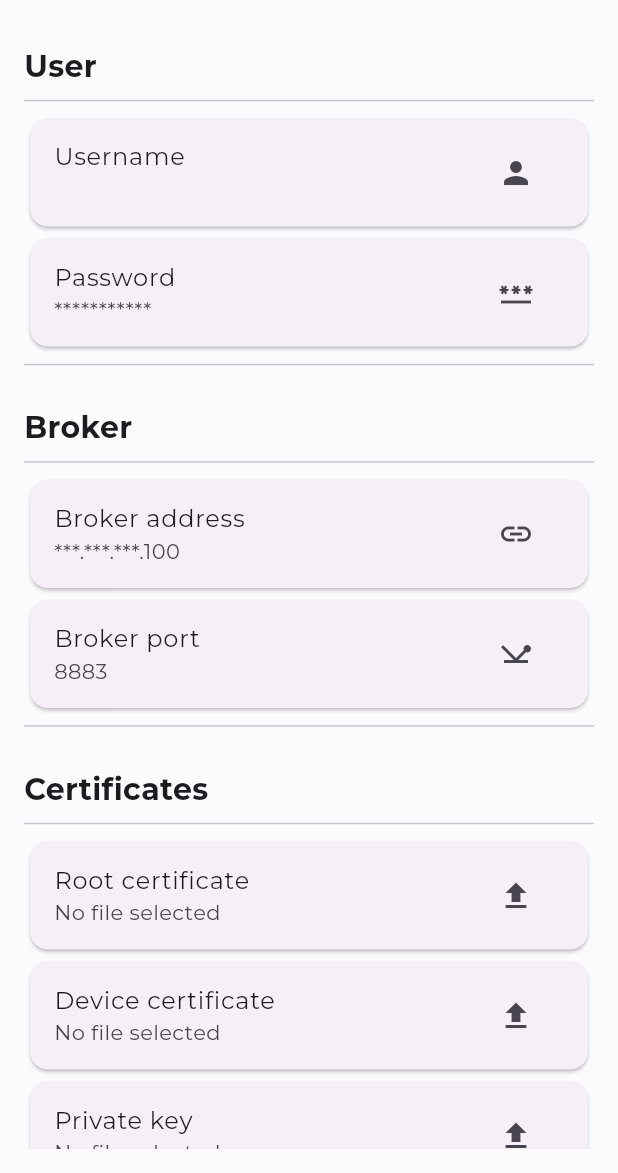
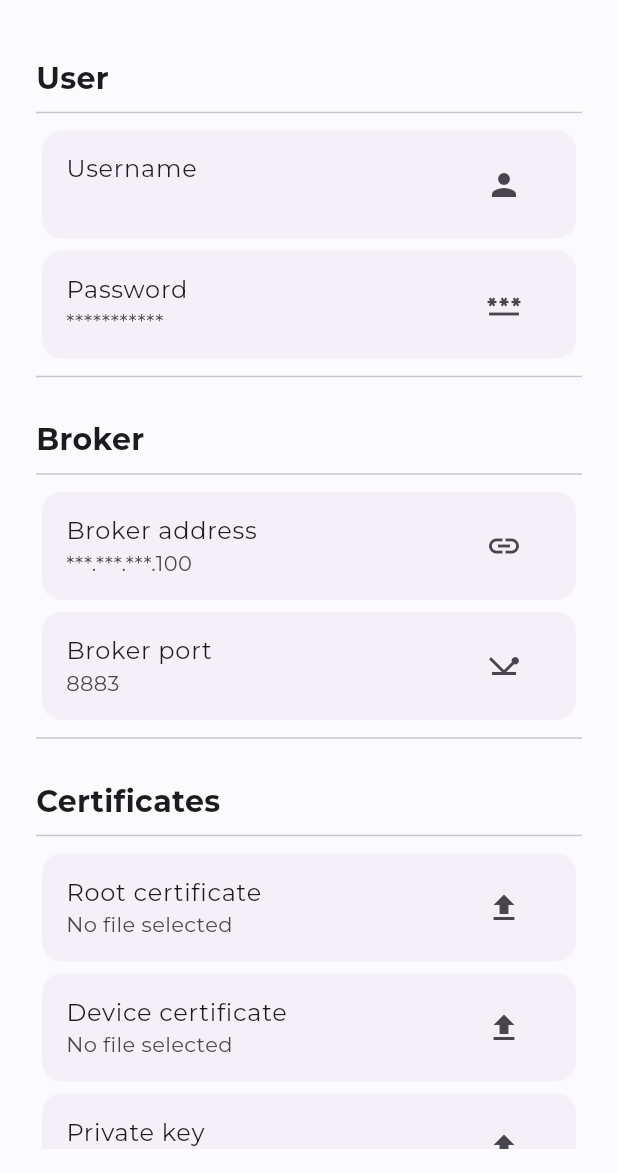
Before and after one commit to adywizard/FlutterIO, a Flutter app: the screen it shows after launch, after a tap on the "settings" icon, on a phone screen of 412 x 824 dp, the part 63-1236 px from its top. Run offline on Flutter 3.47's test engine with Material 3 defaults, Android fonts, the phone set to English and light mode, and no system bars; drawn by our look-alikes of dynamic_color; our stand-ins replace file_picker, flutter_riverpod, google_fonts, shared_preferences; missing offline and left inert: mqtt_client.

Commit message:
minor changes

```diff
--- a/lib/app.dart
+++ b/lib/app.dart
@@ -54,7 +54,7 @@ class _MainAppState extends ConsumerState<MainApp> with WidgetsBindingObserver {
         final darkColorScheme =
             darkDynamic ??
             ColorScheme.fromSeed(
-              seedColor: const Color(0xFF6750A4),
+              seedColor: const Color.fromARGB(255, 80, 164, 80),
               brightness: Brightness.dark,
               surfaceContainerHighest: const Color(0xFF1C1B1F),
             ).harmonized();
--- a/lib/widgets/settings_body.dart
+++ b/lib/widgets/settings_body.dart
@@ -7,6 +7,8 @@ class SettingsBody extends ConsumerWidget {
   Widget build(BuildContext context, WidgetRef ref) {
     return SafeArea(
       child: ListView(
+        padding: const EdgeInsets.all(8.0),
+
         children: [
           const Text(
             'User',
--- a/lib/widgets/settings_tile.dart
+++ b/lib/widgets/settings_tile.dart
@@ -109,11 +109,14 @@ class SettingsTile extends ConsumerWidget {
     final provider = ref.watch(providerType.getProvider());
     bool showUnmasked = false;
     return Card(
-      clipBehavior: Clip.hardEdge,
-      color: Theme.of(context).colorScheme.onInverseSurface,
+      elevation: 0,
       child: StatefulBuilder(
         builder:
             (context, setState) => ListTile(
+              tileColor: Theme.of(context).colorScheme.onInverseSurface,
+              shape: RoundedRectangleBorder(
+                borderRadius: BorderRadius.circular(16.0),
+              ),
               title: Text(type.name),
               subtitle: Text(
                 provider.hasValue
```
Also changed, not shown: 1 other file.
